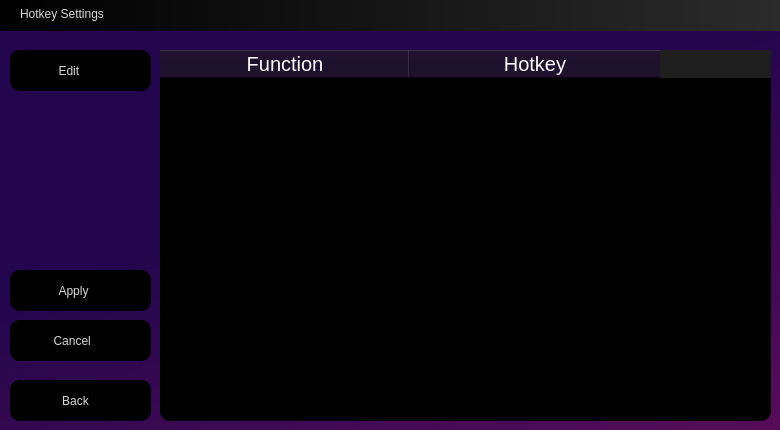
The window that assets/HotkeySettings.ui (ifreddyrod/SpyderPlayer) describes before a commit, drawn with Qt 5.
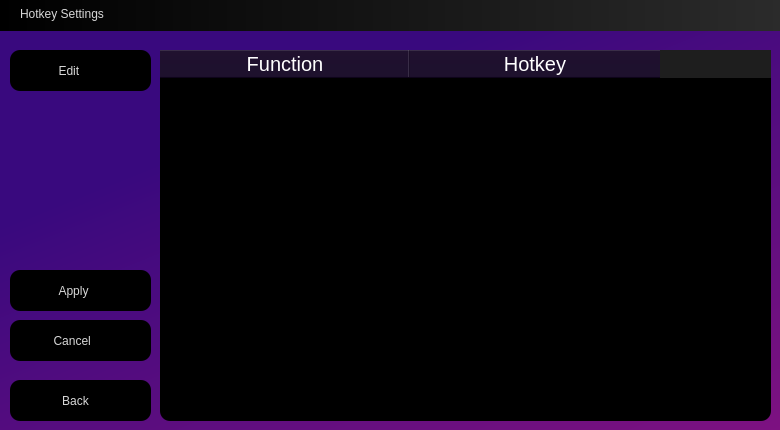
The same window after the commit. Icons and pictures are not drawn.

Commit message: - Fixed crash in linux where currentSelectedItem_ and player_ needed to be initialized to nullptr first. - Attempted to fix a bug in linux where the controlpanel was not being moved to the correct location when in fullscreen - Made a tweak to the retries to multiply the retry count by the stall delay.  Effectively giving each retry more time in between.  Updated the default retry and stall delays in AppData to reflect this - Changed the background color intensity for all of the settings screens.  Was too dull and reverted back to how I had it

What changed in the file:
```diff
--- a/assets/HotkeySettings.ui
+++ b/assets/HotkeySettings.ui
@@ -308,8 +308,9 @@
     </rect>
    </property>
    <property name="styleSheet">
-    <string notr="true">/*background-color: qlineargradient(spread:pad, x1:0.369, y1:0.182, x2:1, y2:1, stop:0 rgba(57, 9, 126, 255), stop:1 rgba(129, 18, 129, 255));*/
-background-color: qlineargradient(spread:pad, x1:0.506931, y1:0.295636, x2:1, y2:1, stop:0 rgba(35, 6, 77, 255), stop:1 rgba(90, 13, 90, 255));</string>
+    <string notr="true">background-color: qlineargradient(spread:pad, x1:0.369, y1:0.182, x2:1, y2:1, stop:0 rgba(57, 9, 126, 255), stop:1 rgba(129, 18, 129, 255));
+/*
+background-color: qlineargradient(spread:pad, x1:0.506931, y1:0.295636, x2:1, y2:1, stop:0 rgba(35, 6, 77, 255), stop:1 rgba(90, 13, 90, 255));*/</string>
    </property>
   </widget>
   <widget class="QPushButton" name="Apply_button">
```
The commit also changes 13 other files.
